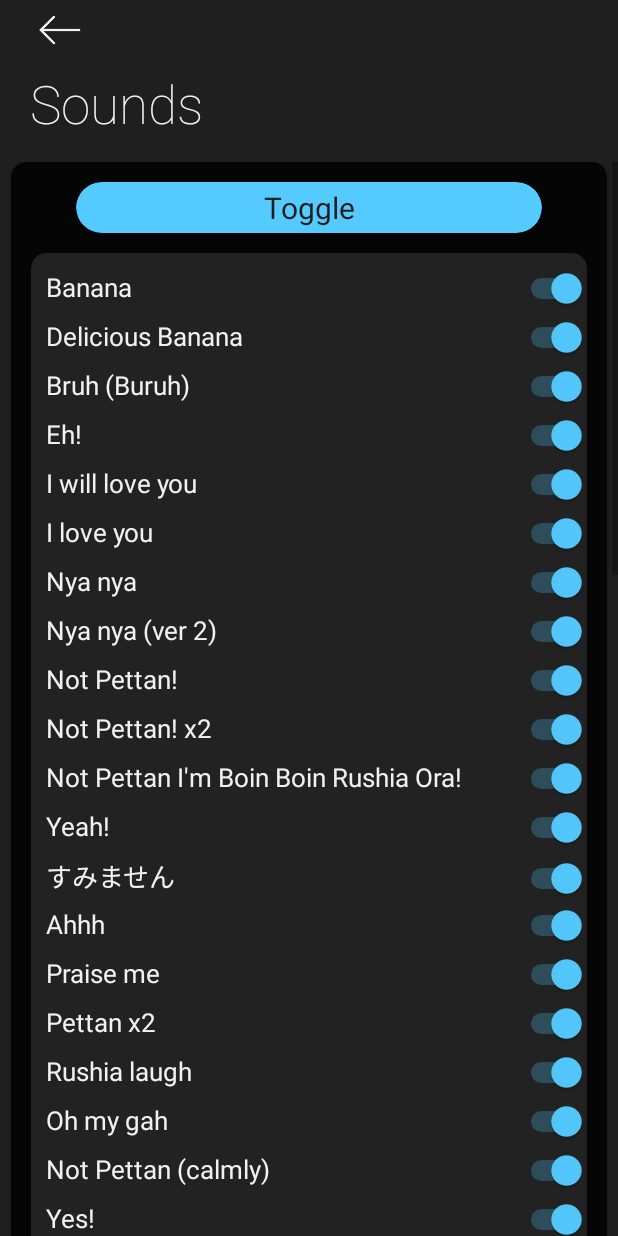
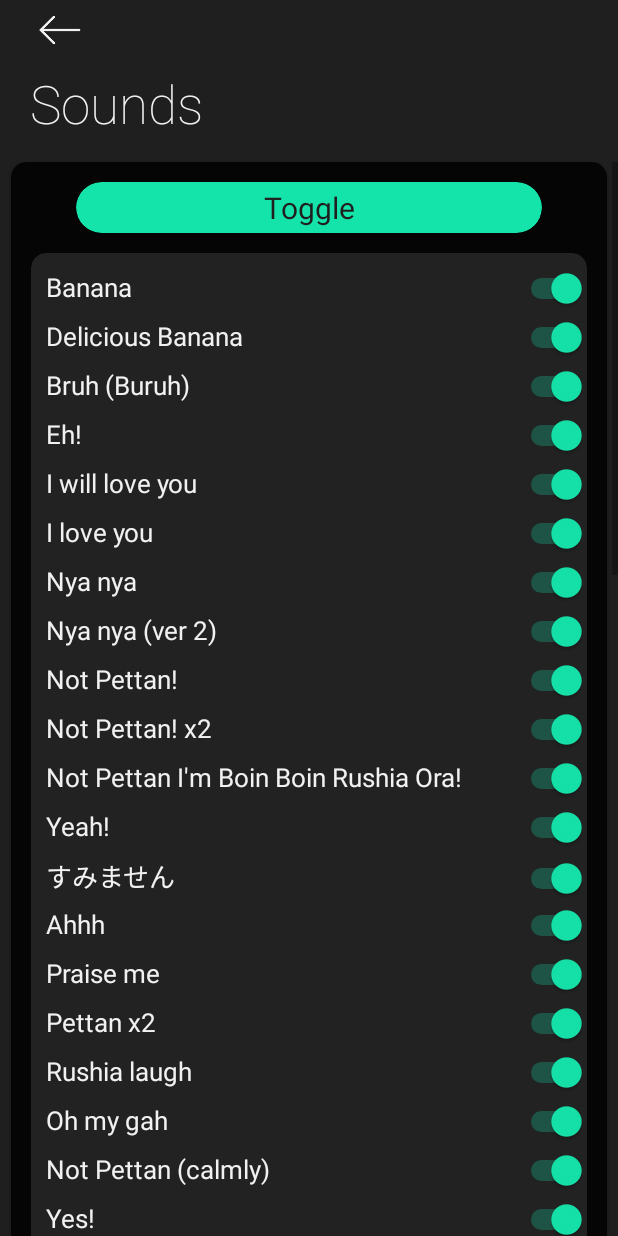
Before and after one commit to YuzuMin/Hololive-GEN3-Uruha-Rushia-Noises, an Android app: the SoundSettings screen opened directly, with no data from a screen before it, on a phone screen of 412 x 824 dp. Run offline under Robolectric (Android 15) with nearby library versions, the phone set to English and light mode, and no system bars.

Commit message:
Update colors.xml

```diff
--- a/Stable/RushiaNoises/app/src/main/res/values/colors.xml
+++ b/Stable/RushiaNoises/app/src/main/res/values/colors.xml
@@ -2,7 +2,7 @@
 <resources>
     <color name="colorPrimary">#101010</color>
     <color name="colorPrimaryDark">#000</color>
-    <color name="colorAccent">#54CAFF</color>
+    <color name="colorAccent">#15E4AA</color>
     <color name="black">#FF000000</color>
     <color name="white">#FFFFFFFF</color>
     <color name="homeicons">#F17954</color>
@@ -15,8 +15,8 @@
     <color name="darkblvck">#121212</color>
     <color name="porcelain">#F3F3F3</color>
     <color name="darkporcelain">#ACACAC</color>
-    <color name="button">#54CAFF</color>
-    <color name="clearbutton">#A954CAFF</color>
+    <color name="button">#15E4AA</color>
+    <color name="clearbutton">#A915E4AA</color>
     <color name="cardBackgroundColor">#A9101010</color>
     <color name="warningColor">#FF8080</color>
     <color name="greenColor">#80FF80</color>
```
